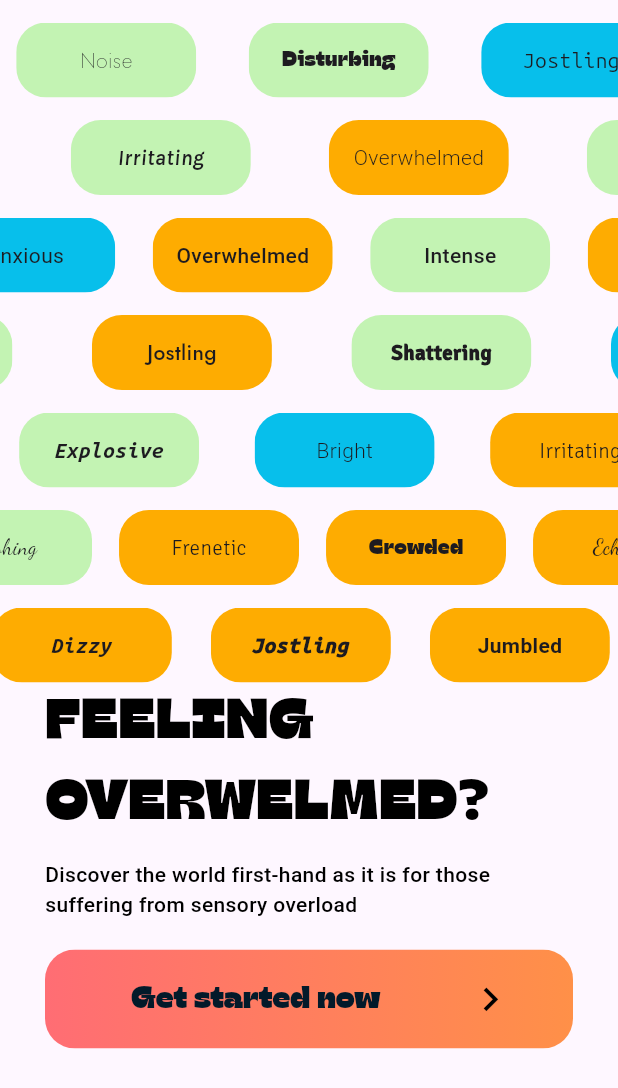
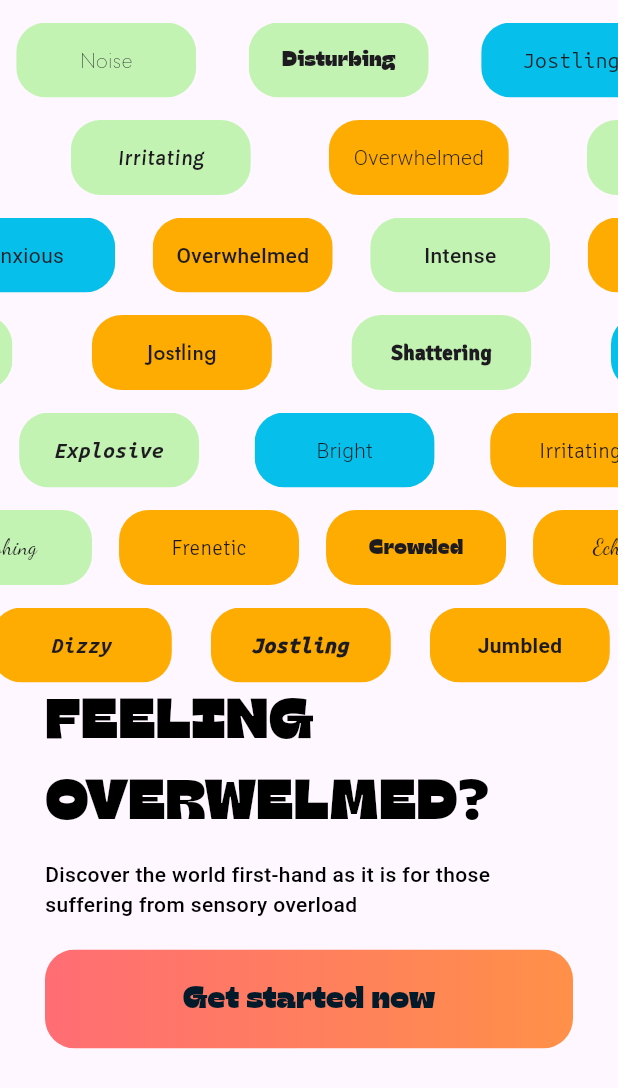
Before and after one commit to StudioKrom-SmartMobile-2024/frontend, a Flutter app: the first screen one second after launch, on a phone screen of 412 x 824 dp. Shown: the top 1088 px of the screen. Run offline on Flutter 3.47's test engine with Material 3 defaults, Android fonts, the phone set to English and light mode, and no system bars; our stand-ins replace vibration; missing offline and left inert: flutter_soloud, vr_player; Roboto replaces fonts that are missing (EduTasBeginner).

Commit message:
Update gradientbutton to detect gestures across it's entire length and handle custom (optional) icons

```diff
--- a/overload/lib/widgets/gradient_button.dart
+++ b/overload/lib/widgets/gradient_button.dart
@@ -4,21 +4,21 @@ import 'package:overload/constants.dart';
 class GradientButton extends StatelessWidget {
   final String text;
   final Function onPress;
-  final Icon? icon;
+  final IconData? iconData;
 
   GradientButton({
     super.key,
     required this.onPress,
     required this.text,
-    this.icon,
+    this.iconData,
   });
 
   @override
   Widget build(BuildContext context) {
-    return GestureDetector(
-      onTap: () => onPress(),
-      child: ClipRRect(
-        borderRadius: BorderRadius.circular(20),
+    return ClipRRect(
+      borderRadius: BorderRadius.circular(20),
+      child: GestureDetector(
+        onTap: onPress(),
         child: Stack(
           children: [
             Positioned.fill(
@@ -26,24 +26,20 @@ class GradientButton extends StatelessWidget {
                 decoration: const BoxDecoration(gradient: OVERLOAD_GRADIENT),
               ),
             ),
-            Row(
-              mainAxisAlignment: MainAxisAlignment.spaceEvenly,
-              children: [
-                TextButton(
-                  style: TextButton.styleFrom(
-                    padding: const EdgeInsets.all(18),
-                  ),
-                  onPressed: () => onPress(),
-                  child: Text(text, style: SUBHEADER_TEXT_STYLE),
-                ),
-                icon != null
-                    ? const Icon(
-                        Icons.navigate_next,
-                        color: Colors.black,
-                        size: SUBHEADER_FONTSIZE * 1.5,
-                      )
-                    : const SizedBox()
-              ],
+            Padding(
+              padding: const EdgeInsets.all(18.0),
+              child: Row(
+                mainAxisAlignment: MainAxisAlignment.spaceAround,
+                children: [
+                  Text(text, style: SUBHEADER_TEXT_STYLE),
+                  if (iconData != null)
+                    Icon(
+                      iconData,
+                      color: Colors.black,
+                      size: DEFAULT_ICON_SIZE,
+                    )
+                ],
+              ),
             ),
           ],
         ),
```
